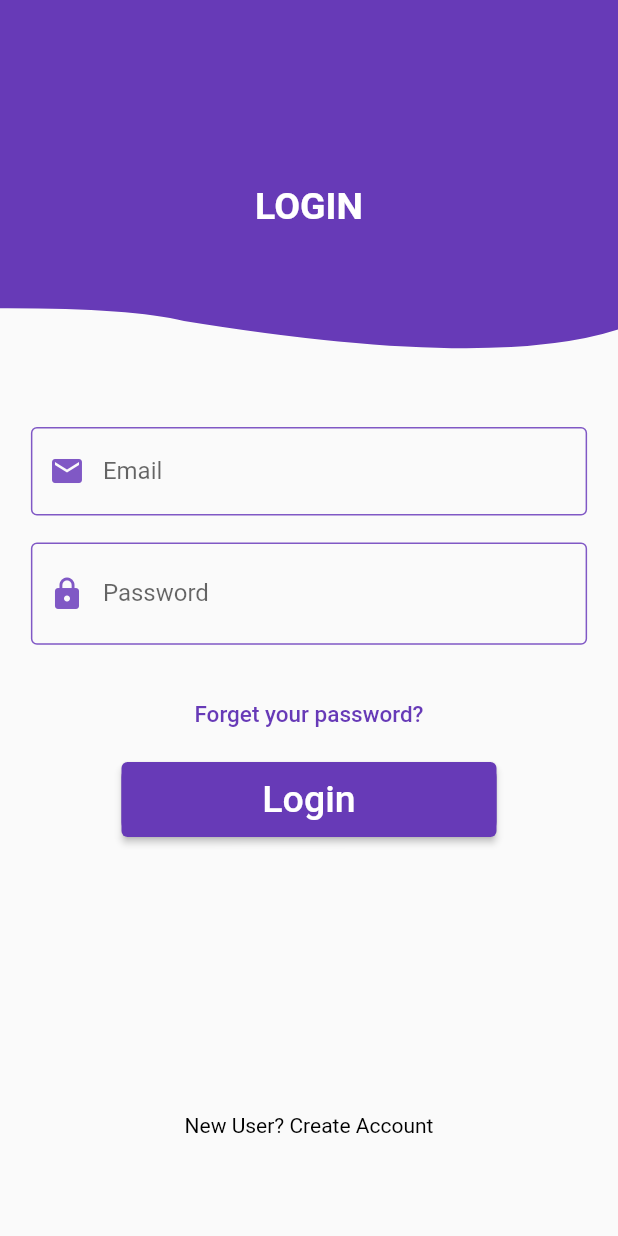
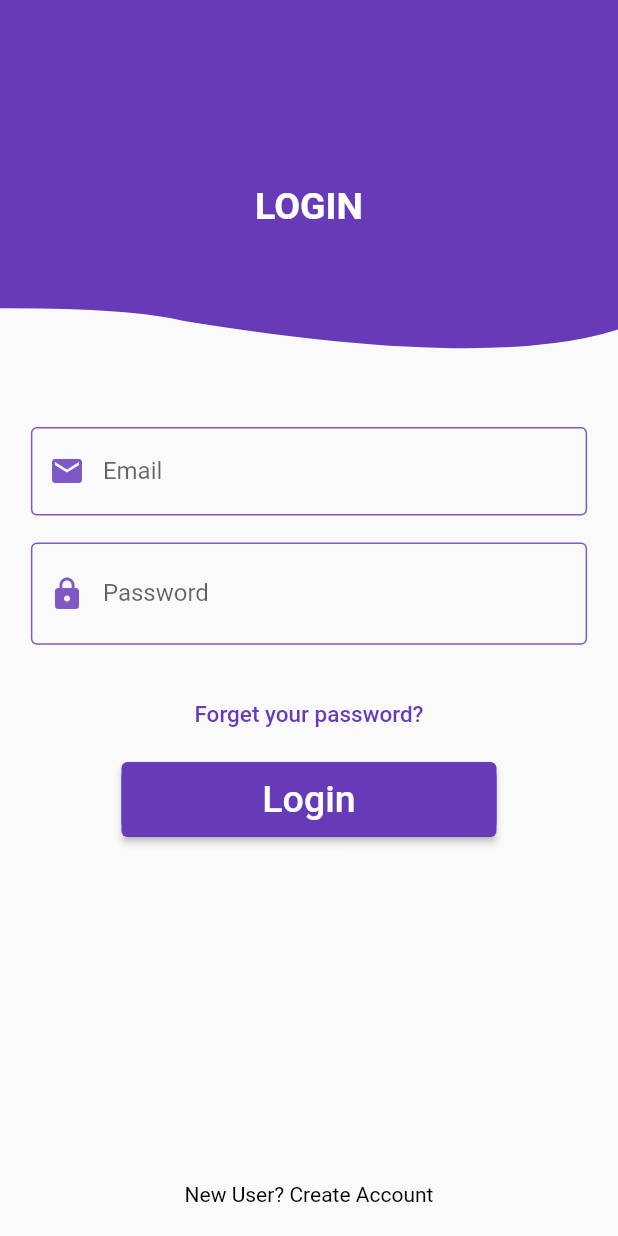
Before and after one commit to Saeed-Sabra/Animated-list-flutter, a Flutter app: the screen it shows after launch, on a phone screen of 412 x 824 dp. Run offline on Flutter 3.47's test engine with Material 2 defaults, Android fonts, the phone set to English and light mode, and no system bars; our stand-ins replace flutter_staggered_animations.

Commit message:
4 commit

```diff
--- a/lib/animated_list.dart
+++ b/lib/animated_list.dart
@@ -169,10 +169,6 @@ class _MyListViewState extends State<MyListView> {
           },
         ),
       ),
-      bottomNavigationBar: FloatingActionButton(
-        onPressed: () => _addItem(),
-        child: const Icon(Icons.add),
-      ),
     );
   }
 }
--- a/lib/login_screen.dart
+++ b/lib/login_screen.dart
@@ -21,6 +21,7 @@ class _login_screenState extends State<login_screen> {
   Widget build(BuildContext context) {
     double width = MediaQuery.of(context).size.width;
     double height = MediaQuery.of(context).size.height;
+    final size = MediaQuery.of(context).size;
     return GestureDetector(
       onTap: () => FocusManager.instance.primaryFocus?.unfocus(),
       child: Scaffold(
@@ -164,8 +165,8 @@ class _login_screenState extends State<login_screen> {
                   ),
                 ),
               ),
-              const SizedBox(
-                height: 160,
+              SizedBox(
+                height: size.height / 4,
               ),
               SizedBox(
                 child: TextButton(
```
